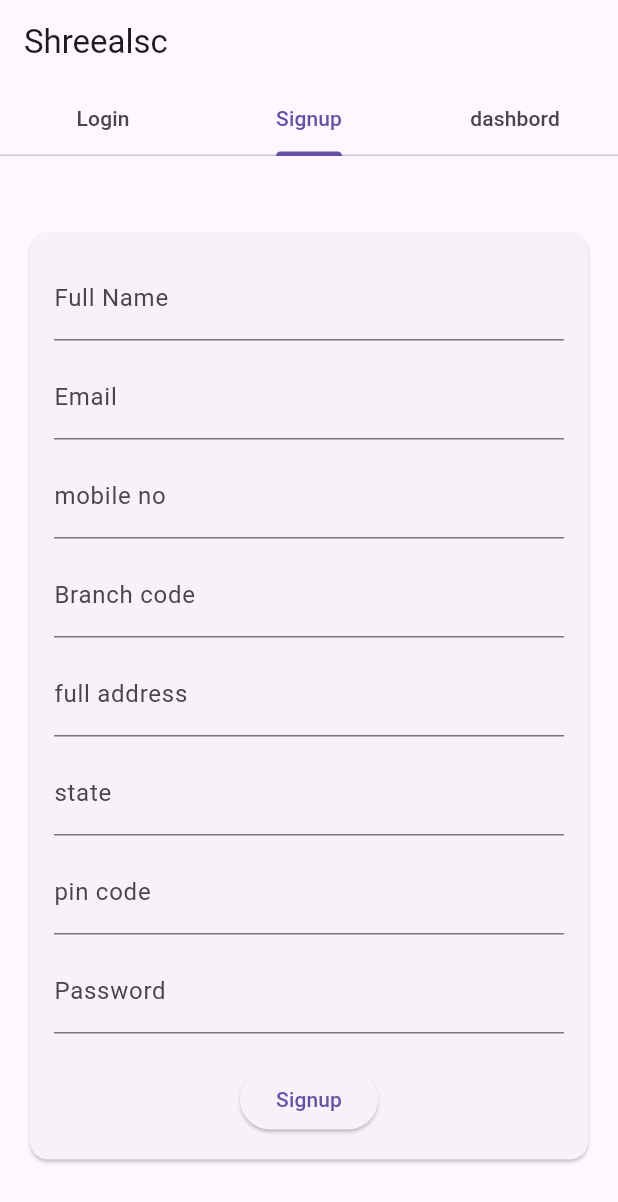
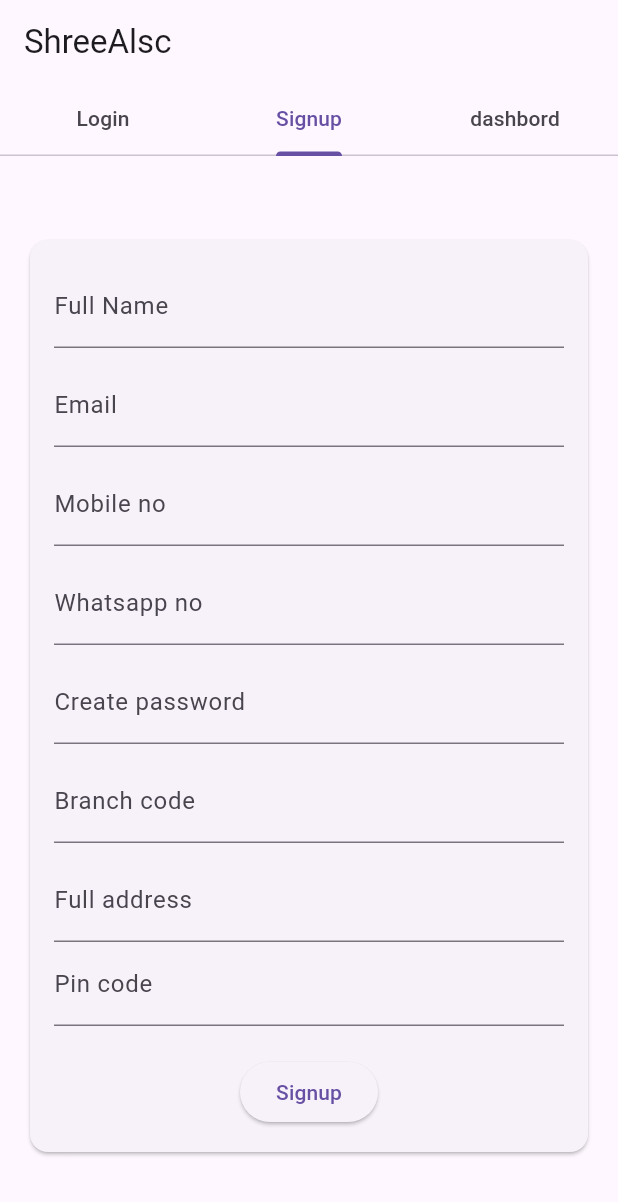
Before and after one commit to rcesunil9/shreealscapp, a Flutter app: the screen it shows after launch, tab 2 chosen, on a phone screen of 412 x 824 dp. Shown: the top 1202 px of the screen. Run offline on Flutter 3.47's test engine with Material 3 defaults, Android fonts, the phone set to English and light mode, and no system bars.

Commit message:
bugs fixede

```diff
--- a/lib/main.dart
+++ b/lib/main.dart
@@ -16,7 +16,7 @@ class MyApp extends StatelessWidget {
         length: 2,
         child: Scaffold(
           appBar: AppBar(
-            title: Text('Shreealsc'),
+            title: Text('ShreeAlsc'),
             bottom: TabBar(
               tabs: [
                 Tab(text: 'Login'),
@@ -91,7 +91,15 @@ class SignupCard extends StatelessWidget {
               ),
               SizedBox(height: 10),
               TextField(
-                decoration: InputDecoration(labelText: 'mobile no'),
+                decoration: InputDecoration(labelText: 'Mobile no'),
+              ),
+              SizedBox(height: 10),
+              TextField(
+                decoration: InputDecoration(labelText: 'Whatsapp no'),
+              ),
+              SizedBox(height: 10),
+              TextField(
+                decoration: InputDecoration(labelText: 'Create password'),
               ),
 
               SizedBox(height: 10),
@@ -100,19 +108,10 @@ class SignupCard extends StatelessWidget {
               ),
               SizedBox(height: 10),
               TextField(
-                decoration: InputDecoration(labelText: 'full address')
+                decoration: InputDecoration(labelText: 'Full address')
               ),
-              SizedBox(height: 10),
               TextField(
-                decoration: InputDecoration(labelText: 'state'),
-              ),
-              SizedBox(height: 10),
-              TextField(
-                decoration: InputDecoration(labelText: 'pin code'),
-              ),
-              SizedBox(height: 10),
-              TextField(
-                decoration: InputDecoration(labelText: 'Password'),
+                decoration: InputDecoration(labelText: 'Pin code'),
                 obscureText: true,
               ),
               SizedBox(height: 20),
```
